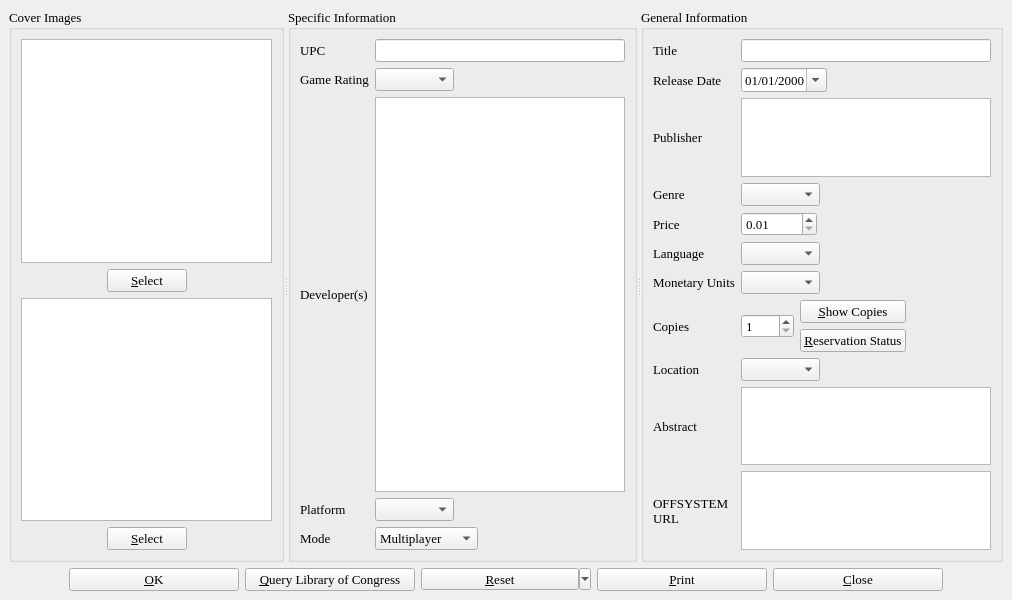
Qt form videogameinfo.ui (textbrowser/biblioteq) before a commit.
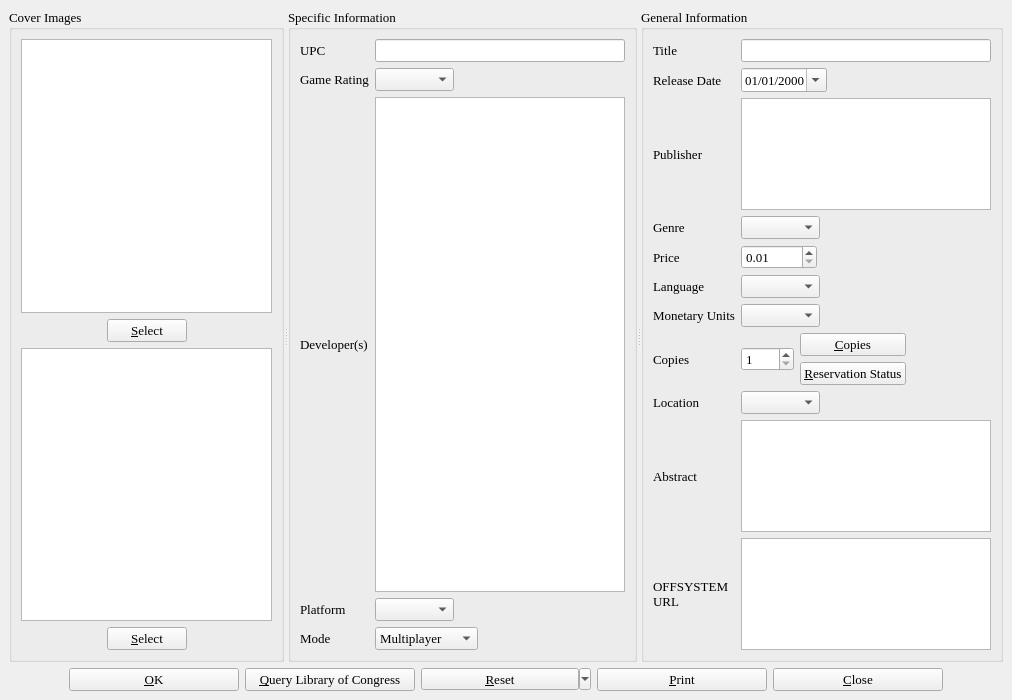
The same form after that commit. Icons and pictures are not drawn. Custom widgets are drawn as their Qt base class.

What changed in the file:
```diff
--- a/videogameinfo.ui
+++ b/videogameinfo.ui
@@ -6,13 +6,13 @@
     <x>0</x>
     <y>0</y>
     <width>1012</width>
-    <height>600</height>
+    <height>700</height>
    </rect>
   </property>
   <property name="minimumSize" >
    <size>
     <width>1000</width>
-    <height>600</height>
+    <height>700</height>
    </size>
   </property>
   <property name="font" >
@@ -47,12 +47,6 @@
           <property name="toolTip" >
            <string>Front Cover Image</string>
           </property>
-          <property name="verticalScrollBarPolicy" >
-           <enum>Qt::ScrollBarAsNeeded</enum>
-          </property>
-          <property name="horizontalScrollBarPolicy" >
-           <enum>Qt::ScrollBarAsNeeded</enum>
-          </property>
          </widget>
         </item>
         <item>
@@ -103,12 +97,6 @@
           <property name="toolTip" >
            <string>Back Cover Image</string>
           </property>
-          <property name="verticalScrollBarPolicy" >
-           <enum>Qt::ScrollBarAsNeeded</enum>
-          </property>
-          <property name="horizontalScrollBarPolicy" >
-           <enum>Qt::ScrollBarAsNeeded</enum>
-          </property>
          </widget>
         </item>
         <item>
@@ -746,7 +734,7 @@
                </font>
               </property>
               <property name="text" >
-               <string>&amp;Show Copies</string>
+               <string>&amp;Copies</string>
               </property>
               <property name="icon" >
                <iconset>icons.d/16x16/editcopy.png</iconset>
```
